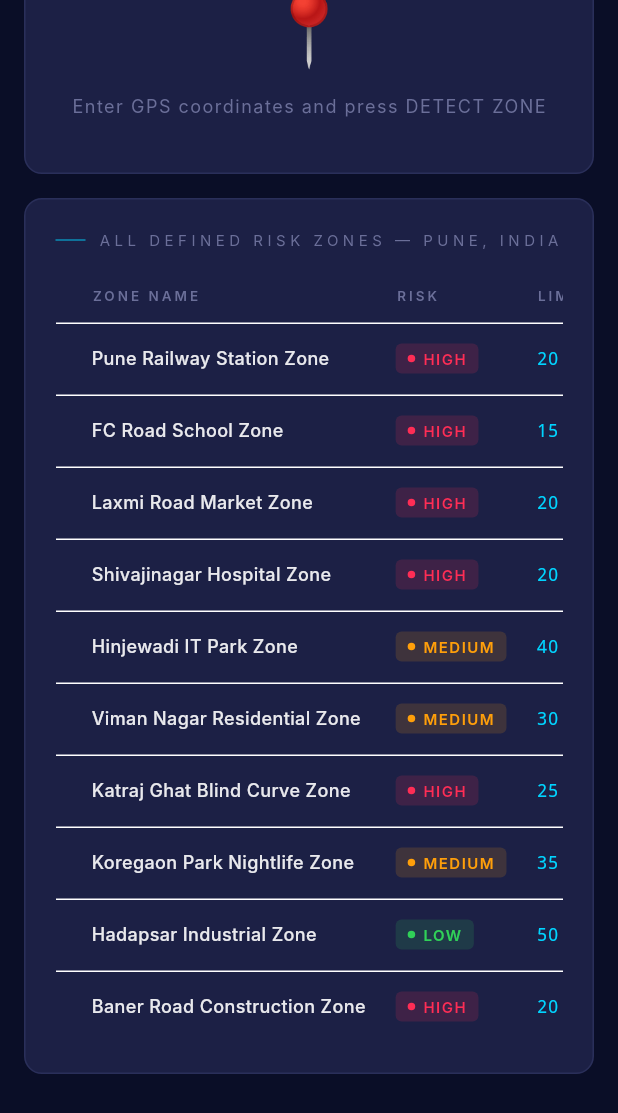
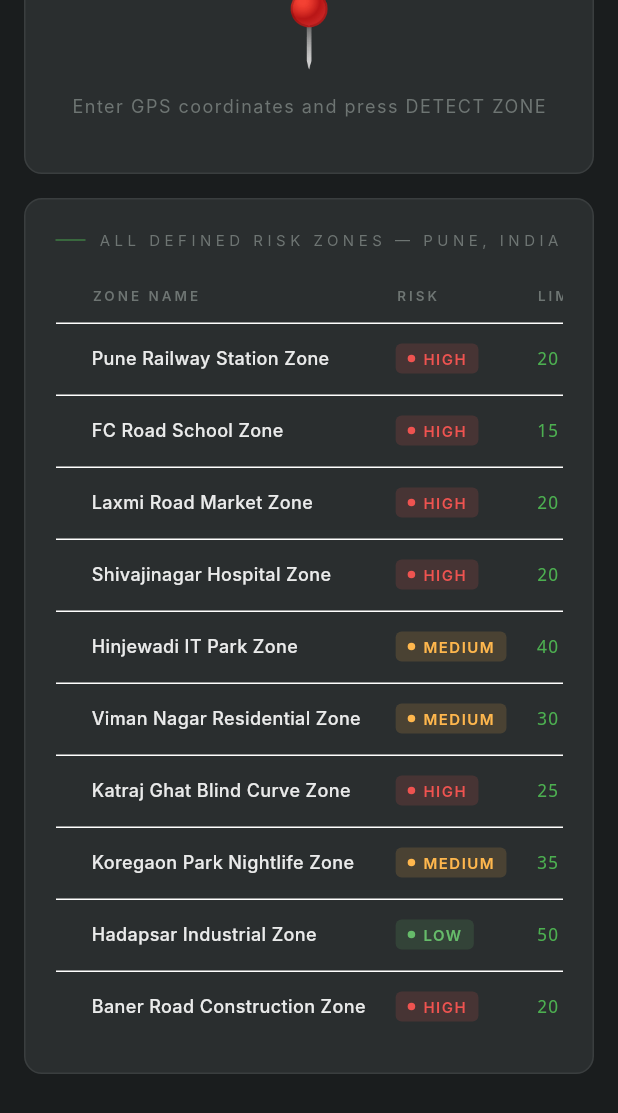
Before and after one commit to Devyani-Patil2/ZeroPenalty_AISSMS, a Flutter app: the RiskZoneScreen screen opened directly, scrolled down 568 dp, on a phone screen of 412 x 824 dp. Shown: the top 1113 px of the screen. Run offline on Flutter 3.47's test engine with Material 3 defaults, Android fonts, the phone set to English and light mode, and no system bars; our stand-ins replace dio, firebase_auth, firebase_core, fl_chart, flutter_tts, geolocator and 3 more; accounts and stored records are empty; Roboto replaces fonts that are missing (Inter).

Commit message:
Added Unified UI

```diff
--- a/zeropenalty/lib/main.dart
+++ b/zeropenalty/lib/main.dart
@@ -15,6 +15,7 @@ import 'screens/rewards_screen.dart';
 import 'screens/profile_screen.dart';
 import 'screens/risk_zone_screen.dart';
 import 'screens/splash_screen.dart';
+import 'screens/welcome_screen.dart';
 import 'utils/constants.dart';
 
 void main() async {
@@ -52,7 +53,9 @@ class ZeroPenaltyApp extends StatelessWidget {
             darkTheme: themeProvider.darkTheme,
             themeMode:
                 themeProvider.isDarkMode ? ThemeMode.dark : ThemeMode.light,
-            home: const SplashScreen(),
+            home: context.watch<AuthProvider>().isLoggedIn
+                ? const SplashScreen()
+                : const WelcomeScreen(),
             routes: {
               '/trip': (context) => const LiveTripScreen(),
               '/summary': (context) => const TripSummaryScreen(),
--- a/zeropenalty/lib/providers/theme_provider.dart
+++ b/zeropenalty/lib/providers/theme_provider.dart
@@ -24,54 +24,54 @@ class ThemeProvider extends ChangeNotifier {
     await prefs.setBool(_key, _isDarkMode);
   }
 
-  // ─── Dark Theme ───
+  // ─── Dark Theme (charcoal + green — matches map bg) ───
   ThemeData get darkTheme => ThemeData(
         brightness: Brightness.dark,
-        scaffoldBackgroundColor: const Color(0xFF0A0E27),
-        primaryColor: const Color(0xFF6C63FF),
+        scaffoldBackgroundColor: const Color(0xFF1A1D1E),
+        primaryColor: const Color(0xFF4CAF50),
         colorScheme: const ColorScheme.dark(
-          primary: Color(0xFF6C63FF),
-          secondary: Color(0xFF00D9FF),
-          surface: Color(0xFF141832),
+          primary: Color(0xFF4CAF50),
+          secondary: Color(0xFF66BB6A),
+          surface: Color(0xFF222626),
         ),
-        cardColor: const Color(0xFF1C2045),
-        dividerColor: const Color(0xFF2A2F5A),
+        cardColor: const Color(0xFF2A2E2F),
+        dividerColor: const Color(0xFF3A3E3F),
         fontFamily: 'Inter',
         useMaterial3: true,
         appBarTheme: const AppBarTheme(
-          backgroundColor: Color(0xFF0A0E27),
+          backgroundColor: Color(0xFF1A1D1E),
           foregroundColor: Colors.white,
           elevation: 0,
         ),
         bottomNavigationBarTheme: const BottomNavigationBarThemeData(
-          backgroundColor: Color(0xFF141832),
-          selectedItemColor: Color(0xFF6C63FF),
-          unselectedItemColor: Color(0xFF6B6F99),
+          backgroundColor: Color(0xFF222626),
+          selectedItemColor: Color(0xFF4CAF50),
+          unselectedItemColor: Color(0xFF6E7573),
         ),
       );
 
-  // ─── Light Theme ───
+  // ─── Light Theme (soft gray-green tones) ───
   ThemeData get lightTheme => ThemeData(
         brightness: Brightness.light,
-        scaffoldBackgroundColor: const Color(0xFFF5F6FA),
-        primaryColor: const Color(0xFF6C63FF),
+        scaffoldBackgroundColor: const Color(0xFFF2F5F3),
+        primaryColor: const Color(0xFF4CAF50),
         colorScheme: const ColorScheme.light(
-          primary: Color(0xFF6C63FF),
-          secondary: Color(0xFF00B8D4),
+          primary: Color(0xFF4CAF50),
+          secondary: Color(0xFF388E3C),
           surface: Colors.white,
         ),
         cardColor: Colors.white,
-        dividerColor: const Color(0xFFE0E0E0),
+        dividerColor: const Color(0xFFDDE0DD),
         fontFamily: 'Inter',
         useMaterial3: true,
         appBarTheme: const AppBarTheme(
-          backgroundColor: Color(0xFFF5F6FA),
-          foregroundColor: Color(0xFF1A1A2E),
+          backgroundColor: Color(0xFFF2F5F3),
+          foregroundColor: Color(0xFF1A1D1E),
           elevation: 0,
         ),
         bottomNavigationBarTheme: const BottomNavigationBarThemeData(
           backgroundColor: Colors.white,
-          selectedItemColor: Color(0xFF6C63FF),
+          selectedItemColor: Color(0xFF4CAF50),
           unselectedItemColor: Color(0xFF9E9E9E),
         ),
       );
--- a/zeropenalty/lib/screens/history_screen.dart
+++ b/zeropenalty/lib/screens/history_screen.dart
@@ -161,7 +161,7 @@ class _HistoryScreenState extends State<HistoryScreen> {
                         begin: Alignment.topCenter,
                         end: Alignment.bottomCenter,
                         colors: [
-                          AppColors.primary.withOpacity(0.3),
+                          AppColors.primary.withOpacity(0.35),
                           AppColors.primary.withOpacity(0.0),
                         ],
                       ),
--- a/zeropenalty/lib/screens/profile_screen.dart
+++ b/zeropenalty/lib/screens/profile_screen.dart
@@ -165,10 +165,6 @@ class _ProfileScreenState extends State<ProfileScreen> {
                   ),
                   const SizedBox(height: 30),
 
-                  // ── Theme Toggle ──
-                  _buildThemeToggle(),
-                  const SizedBox(height: 16),
-
                   // ── Sign Out Button ──
                   _buildSignOutButton(),
                   const SizedBox(height: 16),
--- a/zeropenalty/lib/screens/rewards_screen.dart
+++ b/zeropenalty/lib/screens/rewards_screen.dart
@@ -232,13 +232,13 @@ class RewardsScreen extends StatelessWidget {
           Container(
             padding: const EdgeInsets.symmetric(horizontal: 12, vertical: 6),
             decoration: BoxDecoration(
-              color: AppColors.primary.withOpacity(0.15),
+              color: AppColors.primary.withOpacity(0.12),
               borderRadius: BorderRadius.circular(20),
             ),
             child: Text(
               cost,
-              style: TextStyle(
-                color: AppColors.primaryLight,
+              style: const TextStyle(
+                color: AppColors.primary,
                 fontSize: 12,
                 fontWeight: FontWeight.bold,
               ),
--- a/zeropenalty/lib/screens/risk_zone_screen.dart
+++ b/zeropenalty/lib/screens/risk_zone_screen.dart
@@ -19,11 +19,11 @@ class _RiskZoneScreenState extends State<RiskZoneScreen> {
   final _speedCtrl = TextEditingController(text: '35');
   Timer? _timeTimer;
 
-  // Risk-level colors
+  // Risk-level colors (synced with AppColors)
   static const _riskColors = {
-    'HIGH': Color(0xFFFF2D55),
-    'MEDIUM': Color(0xFFFF9F0A),
-    'LOW': Color(0xFF30D158),
+    'HIGH': AppColors.danger,
+    'MEDIUM': AppColors.warning,
+    'LOW': AppColors.safe,
   };
   static const _riskIcons = {'HIGH': '⚠️', 'MEDIUM': '🔶', 'LOW': '✅'};
 
@@ -89,7 +89,7 @@ class _RiskZoneScreenState extends State<RiskZoneScreen> {
                       padding: EdgeInsets.all(40),
                       child: Center(
                           child: CircularProgressIndicator(
-                              color: Color(0xFF00D4FF))),
+                              color: AppColors.primary)),
                     ),
                   )
                 else if (prov.hasResult) ...[
@@ -124,11 +124,11 @@ class _RiskZoneScreenState extends State<RiskZoneScreen> {
             height: 40,
             decoration: BoxDecoration(
               borderRadius: BorderRadius.circular(8),
-              border: Border.all(color: const Color(0xFF00D4FF), width: 2),
+              border: Border.all(color: AppColors.primary, width: 2),
             ),
             child: const Center(
               child: Icon(Icons.warning_amber_rounded,
-                  color: Color(0xFF00D4FF), size: 22),
+                  color: AppColors.primary, size: 22),
             ),
           ),
           const SizedBox(width: 12),
@@ -144,7 +144,7 @@ class _RiskZoneScreenState extends State<RiskZoneScreen> {
                   )),
               const Text('Risk Zone Intelligence',
                   style: TextStyle(
-                    color: Color(0xFF00D4FF),
+                    color: AppColors.primary,
                     fontSize: 10,
                     letterSpacing: 2,
                     fontWeight: FontWeight.w500,
@@ -165,7 +165,7 @@ class _RiskZoneScreenState extends State<RiskZoneScreen> {
                   width: 7,
                   height: 7,
                   decoration: const BoxDecoration(
-                      shape: BoxShape.circle, color: Color(0xFF30D158)),
+                      shape: BoxShape.circle, color: AppColors.safe),
                 ),
                 const SizedBox(width: 6),
                 Text('ONLINE',
@@ -209,8 +209,8 @@ class _RiskZoneScreenState extends State<RiskZoneScreen> {
               builder: (context, prov, _) => ElevatedButton(
                 onPressed: prov.isLoading ? null : _detect,
                 style: ElevatedButton.styleFrom(
-                  backgroundColor: const Color(0xFF00D4FF),
-                  foregroundColor: Colors.black,
+                  backgroundColor: AppColors.primary,
+                  foregroundColor: Colors.white,
                   padding: const EdgeInsets.symmetric(vertical: 14),
                   shape: RoundedRectangleBorder(
                       borderRadius: BorderRadius.circular(8)),
@@ -250,7 +250,7 @@ class _RiskZoneScreenState extends State<RiskZoneScreen> {
           controller: ctrl,
           keyboardType: const TextInputType.numberWithOptions(decimal: true),
           style: const TextStyle(
-              color: Color(0xFF00D4FF), fontSize: 14, fontFamily: 'monospace'),
+              color: AppColors.primary, fontSize: 14, fontFamily: 'monospace'),
           decoration: InputDecoration(
             filled: true,
             fillColor: context.bg,
@@ -266,7 +266,7 @@ class _RiskZoneScreenState extends State<RiskZoneScreen> {
             ),
             focusedBorder: OutlineInputBorder(
               borderRadius: BorderRadius.circular(8),
-              borderSide: const BorderSide(color: Color(0xFF00D4FF)),
+              borderSide: const BorderSide(color: AppColors.primary),
             ),
           ),
         ),
@@ -464,13 +464,13 @@ class _RiskZoneScreenState extends State<RiskZoneScreen> {
                         if (zone.isDefaultZone)
                           _tag('DEFAULT ZONE', context.borderColor),
                         if (zone.isDynamic)
-                          _tag('🌐 DYNAMIC', const Color(0xFF00D4FF))
+                          _tag('🌐 DYNAMIC', AppColors.primary)
                         else
                           _tag('📁 STATIC', context.borderColor),
                         if (zone.accidentHotspot)
-                          _tag('⚠️ ACCIDENT HOTSPOT', const Color(0xFFFF2D55)),
+                          _tag('⚠️ ACCIDENT HOTSPOT', AppColors.danger),
                         ...zone.timeLabels
-                            .map((l) => _tag(l, const Color(0xFFFF9F0A))),
+                            .map((l) => _tag(l, AppColors.warning)),
                       ],
                     ),
                   ],
@@ -498,7 +498,7 @@ class _RiskZoneScreenState extends State<RiskZoneScreen> {
             speed.toStringAsFixed(1),
             'km/h',
             (speed / 120).clamp(0.0, 1.0),
-            isOver ? const Color(0xFFFF2D55) : const Color(0xFF00D4FF),
+            isOver ? AppColors.danger : AppColors.primary,
           ),
           const SizedBox(width: 10),
           _statBlock(
@@ -506,7 +506,7 @@ class _RiskZoneScreenState extends State<RiskZoneScreen> {
             zone.speedLimit.toString(),
             'km/h',
             (zone.speedLimit / 120).clamp(0.0, 1.0),
-            const Color(0xFF30D158),
+            AppColors.safe,
           ),
           const SizedBox(width: 10),
           _statBlock(
@@ -514,7 +514,7 @@ class _RiskZoneScreenState extends State<RiskZoneScreen> {
             '${zone.penaltyMultiplier}×',
             '× base fine',
             (zone.penaltyMultiplier / 4).clamp(0.0, 1.0),
-            const Color(0xFFFF9F0A),
+            AppColors.warning,
           ),
         ],
       ),
@@ -576,13 +576,13 @@ class _RiskZoneScreenState extends State<RiskZoneScreen> {
     final penalty = result.penalty;
 
     final bgColor = isOver
-        ? const Color(0xFFFF2D55).withOpacity(0.08)
-        : const Color(0xFF30D158).withOpacity(0.08);
+        ? AppColors.danger.withOpacity(0.08)
+        : AppColors.safe.withOpacity(0.08);
     final borderColor = isOver
-        ? const Color(0xFFFF2D55).withOpacity(0.4)
-        : const Color(0xFF30D158).withOpacity(0.3);
+        ? AppColors.danger.withOpacity(0.4)
+        : AppColors.safe.withOpacity(0.3);
     final titleColor =
-        isOver ? const Color(0xFFFF2D55) : const Color(0xFF30D158);
+        isOver ? AppColors.danger : AppColors.safe;
 
     return Container(
       margin: const EdgeInsets.fromLTRB(16, 8, 16, 8),
@@ -634,8 +634,8 @@ class _RiskZoneScreenState extends State<RiskZoneScreen> {
                 '₹${penalty.toInt()}',
                 style: TextStyle(
                   color: isOver
-                      ? const Color(0xFFFF375F)
-                      : const Color(0xFF30D158),
+                      ? AppColors.danger
+                      : AppColors.safe,
                   fontSize: 32,
                   fontWeight: FontWeight.w900,
                 ),
@@ -686,7 +686,7 @@ class _RiskZoneScreenState extends State<RiskZoneScreen> {
                 return DataRow(
                   color: WidgetStateProperty.all(
                     isActive
-                        ? const Color(0xFF00D4FF).withOpacity(0.05)
+                        ? AppColors.primary.withOpacity(0.05)
                         : Colors.transparent,
                   ),
                   cells: [
@@ -699,20 +699,20 @@ class _RiskZoneScreenState extends State<RiskZoneScreen> {
                     DataCell(_riskChip(z.riskLevel)),
                     DataCell(Text('${z.speedLimit} km/h',
                         style: const TextStyle(
-                          color: Color(0xFF00D4FF),
+                          color: AppColors.primary,
                           fontSize: 12,
                           fontFamily: 'monospace',
                         ))),
                     DataCell(Text('${z.penaltyMultiplier}×',
                         style: const TextStyle(
-                          color: Color(0xFFFF9F0A),
+                          color: AppColors.warning,
                           fontSize: 12,
                           fontFamily: 'monospace',
                         ))),
                     DataCell(Text(z.alertStrength,
                         style: TextStyle(
                           color: z.alertStrength == 'STRONG'
-                              ? const Color(0xFFFF2D55)
+                              ? AppColors.danger
                               : context.textMuted,
                           fontSize: 11,
                           fontFamily: 'monospace',
@@ -742,7 +742,7 @@ class _RiskZoneScreenState extends State<RiskZoneScreen> {
         Container(
             width: 20,
             height: 1,
-            color: const Color(0xFF00D4FF).withOpacity(0.6)),
+            color: AppColors.primary.withOpacity(0.6)),
         const SizedBox(width: 8),
         Text(text.toUpperCase(),
             style: TextStyle(
--- a/zeropenalty/lib/utils/constants.dart
+++ b/zeropenalty/lib/utils/constants.dart
@@ -35,32 +35,33 @@ class AppConstants {
   static const int sensorUpdateMs = 1000;
 }
 
-/// App color palette — brand / accent colors (theme-independent)
+/// App color palette — dark charcoal + green theme (matches map bg image)
 class AppColors {
-  // Dark-only fallback colors (used by screens that haven't migrated)
-  static const Color background = Color(0xFF0A0E27);
-  static const Color surface = Color(0xFF141832);
-  static const Color card = Color(0xFF1C2045);
-  static const Color cardBorder = Color(0xFF2A2F5A);
+  // Dark theme base colors (charcoal/slate tones from the map bg)
+  static const Color background = Color(0xFF1A1D1E);
+  static const Color surface = Color(0xFF222626);
+  static const Color card = Color(0xFF2A2E2F);
+  static const Color cardBorder = Color(0xFF3A3E3F);
 
-  // Green theme (splash / auth screens)
+  // Green theme (primary brand — matches green glowing dots in bg)
   static const Color primaryGreen = Color(0xFF4CAF50);
-  static const Color splashBg = Color(0xFF1A1A2E);
+  static const Color splashBg = Color(0xFF1A1D1E);
 
-  static const Color primary = Color(0xFF6C63FF);
-  static const Color primaryLight = Color(0xFF8B85FF);
-  static const Color accent = Color(0xFF00D9FF);
+  // Primary = green instead of purple
+  static const Color primary = Color(0xFF4CAF50);
+  static const Color primaryLight = Color(0xFF81C784);
+  static const Color accent = Color(0xFF66BB6A);
 
-  static const Color safe = Color(0xFF00E676);
-  static const Color safeLight = Color(0xFF69F0AE);
-  static const Color warning = Color(0xFFFFAB00);
+  static const Color safe = Color(0xFF66BB6A);
+  static const Color safeLight = Color(0xFFA5D6A7);
+  static const Color warning = Color(0xFFFFB74D);
   static const Color warningLight = Color(0xFFFFD54F);
-  static const Color danger = Color(0xFFFF5252);
+  static const Color danger = Color(0xFFEF5350);
   static const Color dangerLight = Color(0xFFFF8A80);
 
   static const Color textPrimary = Color(0xFFFFFFFF);
-  static const Color textSecondary = Color(0xFFB0B3D6);
-  static const Color textMuted = Color(0xFF6B6F99);
+  static const Color textSecondary = Color(0xFFB0B5B3);
+  static const Color textMuted = Color(0xFF6E7573);
 
   static Color scoreColor(double score) {
     if (score >= 80) return safe;
@@ -88,13 +89,13 @@ extension AppTheme on BuildContext {
 
   Color get bg => Theme.of(this).scaffoldBackgroundColor;
   Color get cardBg => isDark ? AppColors.card : Colors.white;
-  Color get surfaceBg => isDark ? AppColors.surface : const Color(0xFFF0F0F5);
+  Color get surfaceBg => isDark ? AppColors.surface : const Color(0xFFF2F5F3);
   Color get borderColor =>
-      isDark ? AppColors.cardBorder : const Color(0xFFE0E0E0);
+      isDark ? AppColors.cardBorder : const Color(0xFFDDE0DD);
 
-  Color get textPrimary => isDark ? Colors.white : const Color(0xFF1A1A2E);
+  Color get textPrimary => isDark ? Colors.white : const Color(0xFF1A1D1E);
   Color get textSecondary =>
-      isDark ? const Color(0xFFB0B3D6) : const Color(0xFF616161);
+      isDark ? const Color(0xFFB0B5B3) : const Color(0xFF5A5F5C);
   Color get textMuted =>
-      isDark ? const Color(0xFF6B6F99) : const Color(0xFF9E9E9E);
+      isDark ? const Color(0xFF6E7573) : const Color(0xFF9E9E9E);
 }
--- a/zeropenalty/pubspec.yaml
+++ b/zeropenalty/pubspec.yaml
@@ -34,3 +34,5 @@ dev_dependencies:
 
 flutter:
   uses-material-design: true
+  assets:
+    - assets/images/
```
Also changed, not shown: zeropenalty/lib/providers/auth_provider.dart (+17 -0 lines), zeropenalty/lib/screens/dashboard_screen.dart (+27 -1 lines), zeropenalty/lib/screens/login_screen.dart (+11 -2 lines), zeropenalty/lib/screens/signup_screen.dart (+11 -2 lines), zeropenalty/lib/screens/splash_screen.dart (+11 -9 lines), zeropenalty/lib/screens/welcome_screen.dart (+11 -2 lines), zeropenalty/assets/images/splash_bg.png (added), zeropenalty/pubspec.lock.
